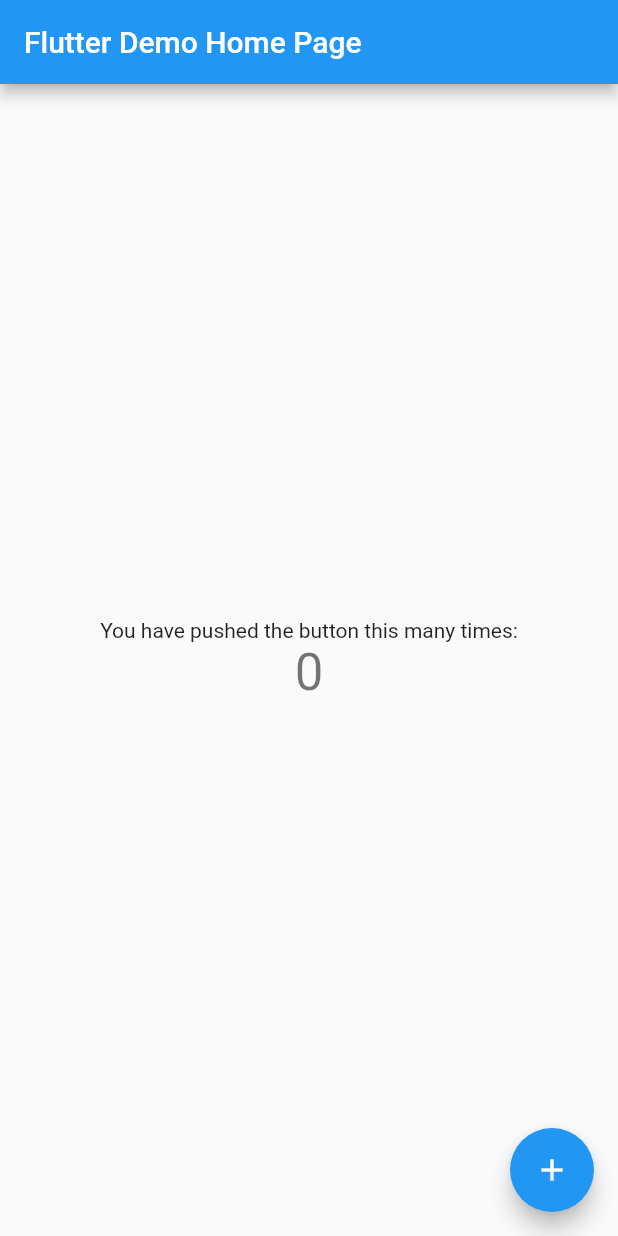
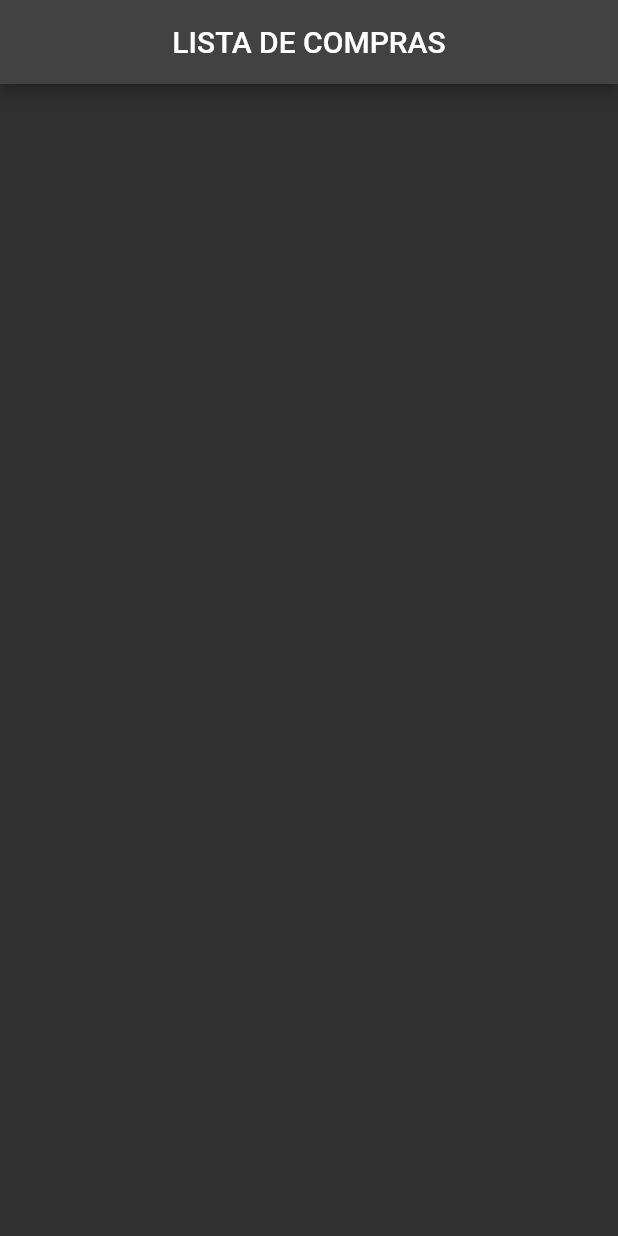
Before and after one commit to guilhermeoliveirac/Lista-De-Compras-Firebase, a Flutter app: the screen it shows after launch, on a phone screen of 412 x 824 dp. Run offline on Flutter 3.47's test engine with Material 2 defaults, Android fonts, the phone set to English and light mode, and no system bars.

```diff
--- a/lib/main.dart
+++ b/lib/main.dart
@@ -1,115 +1,33 @@
 import 'package:flutter/material.dart';
 
-void main() {
-  runApp(const MyApp());
+void main(List<String> args) {
+  runApp(MaterialApp(
+    debugShowCheckedModeBanner: false,
+    title: 'Lista de compras',
+    theme: ThemeData(
+      brightness: Brightness.dark,
+      primarySwatch: Colors.blue,
+      accentColor: Colors.orange,
+    ),
+    home: HomePage(),
+  ));
 }
 
-class MyApp extends StatelessWidget {
-  const MyApp({super.key});
+class HomePage extends StatefulWidget {
+  const HomePage({super.key});
 
-  // This widget is the root of your application.
+  @override
+  State<HomePage> createState() => _HomePageState();
+}
+
+class _HomePageState extends State<HomePage> {
   @override
   Widget build(BuildContext context) {
-    return MaterialApp(
-      title: 'Flutter Demo',
-      theme: ThemeData(
-        // This is the theme of your application.
-        //
-        // Try running your application with "flutter run". You'll see the
-        // application has a blue toolbar. Then, without quitting the app, try
-        // changing the primarySwatch below to Colors.green and then invoke
-        // "hot reload" (press "r" in the console where you ran "flutter run",
-        // or simply save your changes to "hot reload" in a Flutter IDE).
-        // Notice that the counter didn't reset back to zero; the application
-        // is not restarted.
-        primarySwatch: Colors.blue,
+    return Scaffold(
+      appBar: AppBar(
+        title: Text('LISTA DE COMPRAS'),
+        centerTitle: true,
       ),
-      home: const MyHomePage(title: 'Flutter Demo Home Page'),
     );
   }
 }
-
-class MyHomePage extends StatefulWidget {
-  const MyHomePage({super.key, required this.title});
-
-  // This widget is the home page of your application. It is stateful, meaning
-  // that it has a State object (defined below) that contains fields that affect
-  // how it looks.
-
-  // This class is the configuration for the state. It holds the values (in this
-  // case the title) provided by the parent (in this case the App widget) and
-  // used by the build method of the State. Fields in a Widget subclass are
-  // always marked "final".
-
-  final String title;
-
-  @override
-  State<MyHomePage> createState() => _MyHomePageState();
-}
-
-class _MyHomePageState extends State<MyHomePage> {
-  int _counter = 0;
-
-  void _incrementCounter() {
-    setState(() {
-      // This call to setState tells the Flutter framework that something has
-      // changed in this State, which causes it to rerun the build method below
-      // so that the display can reflect the updated values. If we changed
-      // _counter without calling setState(), then the build method would not be
-      // called again, and so nothing would appear to happen.
-      _counter++;
-    });
-  }
-
-  @override
-  Widget build(BuildContext context) {
-    // This method is rerun every time setState is called, for instance as done
-    // by the _incrementCounter method above.
-    //
-    // The Flutter framework has been optimized to make rerunning build methods
-    // fast, so that you can just rebuild anything that needs updating rather
-    // than having to individually change instances of widgets.
-    return Scaffold(
-      appBar: AppBar(
-        // Here we take the value from the MyHomePage object that was created by
-        // the App.build method, and use it to set our appbar title.
-        title: Text(widget.title),
-      ),
-      body: Center(
-        // Center is a layout widget. It takes a single child and positions it
-        // in the middle of the parent.
-        child: Column(
-          // Column is also a layout widget. It takes a list of children and
-          // arranges them vertically. By default, it sizes itself to fit its
-          // children horizontally, and tries to be as tall as its parent.
-          //
-          // Invoke "debug painting" (press "p" in the console, choose the
-          // "Toggle Debug Paint" action from the Flutter Inspector in Android
-          // Studio, or the "Toggle Debug Paint" command in Visual Studio Code)
-          // to see the wireframe for each widget.
-          //
-          // Column has various properties to control how it sizes itself and
-          // how it positions its children. Here we use mainAxisAlignment to
-          // center the children vertically; the main axis here is the vertical
-          // axis because Columns are vertical (the cross axis would be
-          // horizontal).
-          mainAxisAlignment: MainAxisAlignment.center,
-          children: <Widget>[
-            const Text(
-              'You have pushed the button this many times:',
-            ),
-            Text(
-              '$_counter',
-              style: Theme.of(context).textTheme.headline4,
-            ),
-          ],
-        ),
-      ),
-      floatingActionButton: FloatingActionButton(
-        onPressed: _incrementCounter,
-        tooltip: 'Increment',
-        child: const Icon(Icons.add),
-      ), // This trailing comma makes auto-formatting nicer for build methods.
-    );
-  }
-}
```
Also changed, not shown: 2 other files.
